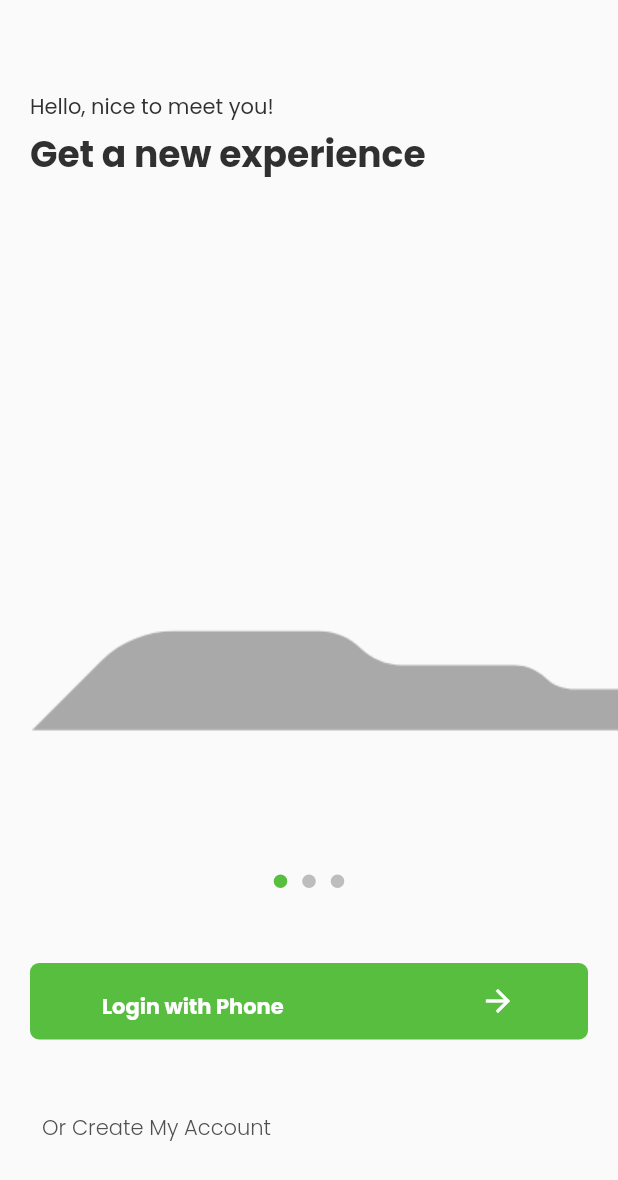
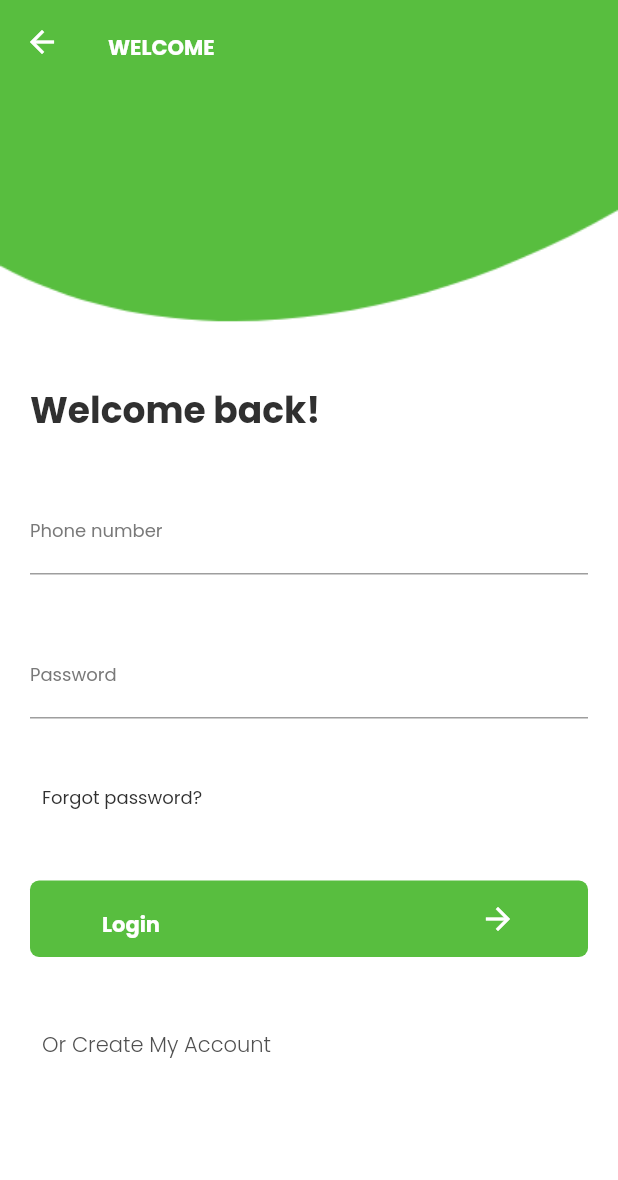
Before and after one commit to duchdtran/taxi_driver, a Flutter app: the screen it shows after launch, after a tap on "Login with Phone", on a phone screen of 412 x 824 dp. Shown: the top 1180 px of the screen. Run offline on Flutter 3.47's test engine with Material 2 defaults, Android fonts, the phone set to English and light mode, and no system bars; our stand-ins replace flutter_rating_bar.

Commit message:
Refs #3: develop sign in screen

```diff
--- a/lib/main.dart
+++ b/lib/main.dart
@@ -1,5 +1,7 @@
 import 'package:flutter/material.dart';
-import 'package:taxi_driver/views/screens/welcome/welcome.dart';
+import 'package:taxi_driver/views/routers/AppRouters.dart';
+import 'package:taxi_driver/views/screens/sign_in/index.dart';
+import 'package:taxi_driver/views/screens/welcome/index.dart';
 
 void main() {
   runApp(MyApp());
@@ -9,7 +11,11 @@ class MyApp extends StatelessWidget {
   @override
   Widget build(BuildContext context) {
     return MaterialApp(
-      home: WelcomeScreen(),
+      initialRoute: '/',
+      routes: <String, WidgetBuilder>{
+        AppRouters.WELCOME_SCREEN: (context) => WelcomeScreen(),
+        AppRouters.SIGN_IN_SCREEN: (context) => SignInScreen(),
+      },
     );
   }
 }
--- a/lib/views/resources/images.dart
+++ b/lib/views/resources/images.dart
@@ -1,3 +1,4 @@
 class AppImages {
   static const BG_WELCOME = 'assets/images/bg/bg_welcome.png';
+  static const BG = 'assets/images/bg/bg.png';
 }
--- a/lib/views/resources/style.dart
+++ b/lib/views/resources/style.dart
@@ -35,6 +35,12 @@ class AppStyles {
     height: 2.5,
     color: AppColors.colorNightRider,
   );
+  static const stylePoppinsRegular12 = TextStyle(
+    fontFamily: FontConfig.fontFamily,
+    fontSize: 12,
+    height: 1.3,
+    color: AppColors.colorNightRider,
+  );
   static const stylePoppinsLight14 = TextStyle(
     fontFamily: FontConfig.fontFamily,
     fontWeight: FontWeight.w300,
--- /dev/null
+++ b/lib/views/routers/AppRouters.dart
@@ -0,0 +1,4 @@
+class AppRouters {
+  static const WELCOME_SCREEN = '/';
+  static const SIGN_IN_SCREEN = '/sign_in';
+}
--- /dev/null
+++ b/lib/views/screens/base/_index.dart
@@ -0,0 +1,34 @@
+import 'package:flutter/material.dart';
+import 'package:taxi_driver/views/resources/color.dart';
+import 'package:taxi_driver/views/resources/images.dart';
+import 'package:taxi_driver/views/resources/style.dart';
+
+class BaseScreen extends StatelessWidget {
+  BaseScreen({Key key, this.title, this.body}) : super(key: key);
+  String title;
+  Widget body;
+  @override
+  Widget build(BuildContext context) {
+    return Container(
+      decoration: BoxDecoration(
+        image: DecorationImage(
+          image: AssetImage(AppImages.BG),
+          fit: BoxFit.fill,
+        ),
+      ),
+      child: Scaffold(
+        backgroundColor: AppColors.colorTransparent,
+        appBar: AppBar(
+          title: Text(
+            title,
+            style: AppStyles.stylePoppinsBold14
+                .copyWith(color: AppColors.colorWhite),
+          ),
+          elevation: 0,
+          backgroundColor: AppColors.colorTransparent,
+        ),
+        body: body,
+      ),
+    );
+  }
+}
--- /dev/null
+++ b/lib/views/screens/sign_in/index.dart
@@ -0,0 +1,100 @@
+import 'package:flutter/material.dart';
+import 'package:taxi_driver/views/resources/color.dart';
+import 'package:taxi_driver/views/resources/dimension.dart';
+import 'package:taxi_driver/views/resources/style.dart';
+import 'package:taxi_driver/views/screens/base/_index.dart';
+import 'package:taxi_driver/views/widgets/app_button.dart';
+import 'package:taxi_driver/views/widgets/app_sized_box.dart';
+
+class SignInScreen extends StatelessWidget {
+  @override
+  Widget build(BuildContext context) {
+    return BaseScreen(
+      title: 'WELCOME',
+      body: _buildBody(context),
+    );
+  }
+}
+
+Widget _buildBody(BuildContext context) {
+  return Padding(
+    padding: const EdgeInsets.symmetric(
+      horizontal: AppDimension.screen_horizontal_margin,
+    ),
+    child: SingleChildScrollView(
+      child: Column(
+        crossAxisAlignment: CrossAxisAlignment.start,
+        children: [
+          AppSizedBox.height(200),
+          _buildTitle(context),
+          AppSizedBox.height(36),
+          _buildPhoneNumberFormField(context),
+          AppSizedBox.height(40),
+          _buildPasswordFormField(context),
+          AppSizedBox.height(30),
+          _buildForgotPasswordButton(context),
+          AppSizedBox.height(30),
+          _buildLoginButton(context),
+          AppSizedBox.height(35),
+          _buildCreateAccountButton(context),
+        ],
+      ),
+    ),
+  );
+}
+
+Widget _buildTitle(BuildContext context) {
+  return Text(
+    'Welcome back!',
+    style: AppStyles.stylePoppinsBold24.copyWith(
+      color: AppColors.colorNightRider,
+    ),
+  );
+}
+
+Widget _buildPhoneNumberFormField(BuildContext context) {
+  return TextFormField(
+    decoration: InputDecoration(
+      labelText: 'Phone number',
+      labelStyle: AppStyles.stylePoppinsRegular12.copyWith(
+        color: AppColors.colorGrey,
+      ),
+    ),
+  );
+}
+
+Widget _buildPasswordFormField(BuildContext context) {
+  return TextFormField(
+    decoration: InputDecoration(
+      labelText: 'Password',
+      labelStyle: AppStyles.stylePoppinsRegular12.copyWith(
+        color: AppColors.colorGrey,
+      ),
+    ),
+  );
+}
+
+Widget _buildForgotPasswordButton(BuildContext context) {
+  return TextButton(
+    onPressed: () {},
+    child: Text(
+      'Forgot password?',
+      style: AppStyles.stylePoppinsRegular12.copyWith(
+        color: AppColors.colorNightRider,
+      ),
+    ),
+  );
+}
+
+Widget _buildLoginButton(BuildContext context) {
+  return AppButton.icon(label: 'Login', onPressed: () {});
+}
+
+Widget _buildCreateAccountButton(BuildContext context) {
+  return TextButton(
+      onPressed: () {},
+      child: Text(
+        'Or Create My Account',
+        style: AppStyles.stylePoppinsLight14,
+      ));
+}
--- a/lib/views/screens/welcome/welcome.dart
+++ b/lib/views/screens/welcome/index.dart
@@ -3,6 +3,7 @@ import 'package:flutter/material.dart';
 import 'package:taxi_driver/views/resources/color.dart';
 import 'package:taxi_driver/views/resources/dimension.dart';
 import 'package:taxi_driver/views/resources/style.dart';
+import 'package:taxi_driver/views/routers/AppRouters.dart';
 import 'package:taxi_driver/views/screens/welcome/components/show_case_page_view.dart';
 import 'package:taxi_driver/views/widgets/app_button.dart';
 import 'package:taxi_driver/views/widgets/app_sized_box.dart';
@@ -30,7 +31,9 @@ class WelcomeScreen extends StatelessWidget {
         AppSizedBox.height(50),
         _buildLoginButton(
           context,
-          onPressed: () {},
+          onPressed: () {
+            Navigator.pushNamed(context, AppRouters.SIGN_IN_SCREEN);
+          },
           padding: EdgeInsets.symmetric(
             horizontal: AppDimension.screen_horizontal_margin,
           ),
--- a/pubspec.yaml
+++ b/pubspec.yaml
@@ -26,6 +26,7 @@ dependencies:
 
   flutter_rating_bar: ^4.0.0
 
+  intl_phone_number_input: ^0.7.0+1
 
   # The following adds the Cupertino Icons font to your application.
   # Use with the CupertinoIcons class for iOS style icons.
```
Also changed, not shown: assets/images/bg/bg.png (added), pubspec.lock.
